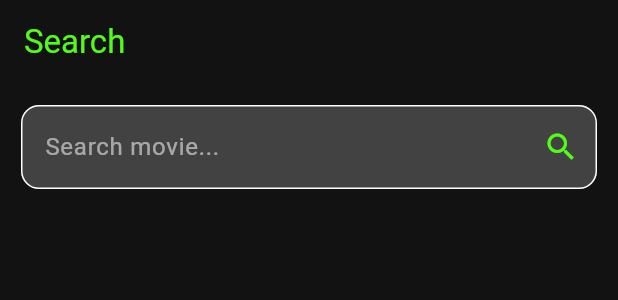
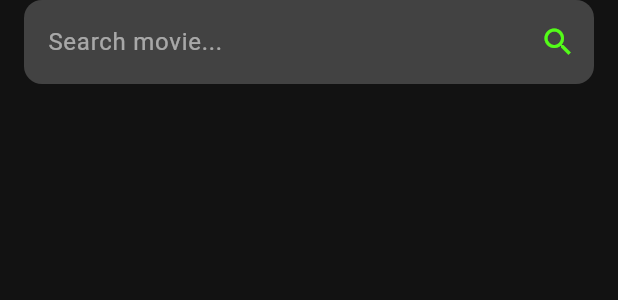
Before and after one commit to bahaell/movie_app, a Flutter app: the SearchPageUser widget shown alone on an empty page, opened directly, on a phone screen of 412 x 824 dp. Shown: the top 300 px of the screen. Run offline on Flutter 3.47's test engine with Material 3 defaults, Android fonts, the light colour scheme and no system bars; our stand-ins replace cached_network_image, cloud_firestore, file_picker, firebase_auth, firebase_core, firebase_storage and 2 more; accounts and stored records are empty.

Commit message:
refactor(search): unify search UI with SearchView and use it in page+screen

```diff
--- a/lib/screens/user/search_page.dart
+++ b/lib/screens/user/search_page.dart
@@ -4,6 +4,7 @@ import '../../core/constants.dart';
 import '../../models/movie.dart';
 import '../../services/firebase_movie_service.dart';
 import '../../widgets/movie_card.dart';
+import '../../widgets/search_view.dart';
 import 'movie_details_firestore.dart';
 
 class SearchPageUser extends StatefulWidget {
@@ -50,53 +51,23 @@ class _SearchPageUserState extends State<SearchPageUser> {
 
   @override
   Widget build(BuildContext context) {
-    return Scaffold(
-      backgroundColor: SURFACE_DARK,
-      appBar: AppBar(
-        backgroundColor: SURFACE_DARK,
-        title: const Text('Search', style: TextStyle(color: PRIMARY_GREEN)),
-      ),
-      body: Column(
-        children: [
-          Padding(
-            padding: const EdgeInsets.all(14),
-            child: TextField(
+    return SearchView(
       controller: _controller,
-              onSubmitted: (_) => searchMovies(),
-              decoration: InputDecoration(
+      onSearchPressed: searchMovies,
+      onChanged: (v) {
+        if (v.isEmpty) setState(() => results = []);
+      },
+      loading: loading,
+      results: results,
       hintText: 'Search movie...',
-                hintStyle: const TextStyle(color: Colors.white54),
-                filled: true,
-                fillColor: Colors.grey.shade800,
-                suffixIcon: IconButton(
-                  icon: const Icon(Icons.search, color: PRIMARY_GREEN),
-                  onPressed: searchMovies,
-                ),
-                border: OutlineInputBorder(
-                  borderRadius: BorderRadius.circular(12),
-                ),
-              ),
-              style: const TextStyle(color: Colors.white),
-              onChanged: (value) {
-                if (value.isEmpty) {
-                  setState(() => results = []);
+      contentBuilder: (context, results, loading, controller) {
+        if (loading) {
+          return const Center(child: CircularProgressIndicator(color: PRIMARY_GREEN));
         }
-              },
-            ),
-          ),
-          Expanded(
-            child: loading
-                ? const Center(
-                    child: CircularProgressIndicator(color: PRIMARY_GREEN),
-                  )
-                : results.isEmpty && _controller.text.isNotEmpty
-                    ? const Center(
-                        child: Text(
-                          'Aucun film trouvé',
-                          style: TextStyle(color: Colors.white70),
-                        ),
-                      )
-                    : GridView.builder(
+        if (results.isEmpty && controller.text.isNotEmpty) {
+          return const Center(child: Text('Aucun film trouvé', style: TextStyle(color: Colors.white70)));
+        }
+        return GridView.builder(
           padding: const EdgeInsets.all(12),
           gridDelegate: const SliverGridDelegateWithFixedCrossAxisCount(
             crossAxisCount: 2,
@@ -112,17 +83,13 @@ class _SearchPageUserState extends State<SearchPageUser> {
               onTap: () {
                 Navigator.push(
                   context,
-                                MaterialPageRoute(
-                                  builder: (_) => MovieDetailsFirestore(movieId: movie.id),
-                                ),
+                  MaterialPageRoute(builder: (_) => MovieDetailsFirestore(movieId: movie.id)),
                 );
               },
             );
           },
-                      ),
-          ),
-        ],
-      ),
+        );
+      },
     );
   }
 }
--- /dev/null
+++ b/lib/widgets/search_view.dart
@@ -0,0 +1,58 @@
+import 'package:flutter/material.dart';
+import '../models/movie.dart';
+import '../core/constants.dart';
+
+typedef SearchContentBuilder = Widget Function(BuildContext context, List<Movie> results, bool loading, TextEditingController controller);
+
+class SearchView extends StatelessWidget {
+  final TextEditingController controller;
+  final void Function(String)? onChanged;
+  final VoidCallback? onSearchPressed;
+  final bool loading;
+  final List<Movie> results;
+  final SearchContentBuilder contentBuilder;
+  final String hintText;
+
+  const SearchView({
+    super.key,
+    required this.controller,
+    required this.contentBuilder,
+    this.onChanged,
+    this.onSearchPressed,
+    this.loading = false,
+    this.results = const [],
+    this.hintText = 'Search movie...',
+  });
+
+  @override
+  Widget build(BuildContext context) {
+    return Scaffold(
+      backgroundColor: SURFACE_DARK,
+      appBar: AppBar(
+        backgroundColor: SURFACE_DARK,
+        title: TextField(
+          controller: controller,
+          onChanged: onChanged,
+          onSubmitted: (_) => onSearchPressed?.call(),
+          style: const TextStyle(color: Colors.white),
+          decoration: InputDecoration(
+            hintText: hintText,
+            hintStyle: const TextStyle(color: Colors.white54),
+            filled: true,
+            fillColor: Colors.grey.shade800,
+            suffixIcon: IconButton(
+              icon: const Icon(Icons.search, color: PRIMARY_GREEN),
+              onPressed: onSearchPressed,
+            ),
+            border: OutlineInputBorder(borderRadius: BorderRadius.circular(12), borderSide: BorderSide.none),
+          ),
+        ),
+      ),
+      body: Column(
+        children: [
+          Expanded(child: contentBuilder(context, results, loading, controller)),
+        ],
+      ),
+    );
+  }
+}
```
Also changed, not shown: lib/screens/user/search_screen.dart (+16 -29 lines). Lines whose indentation alone changed are shown as unchanged.
